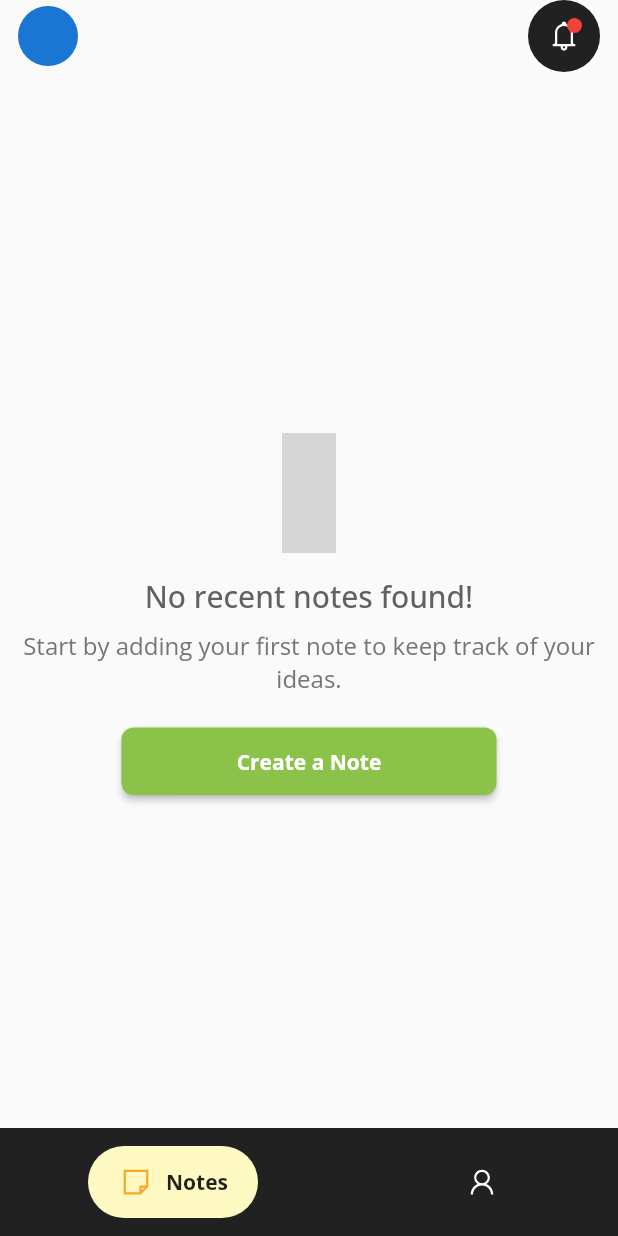
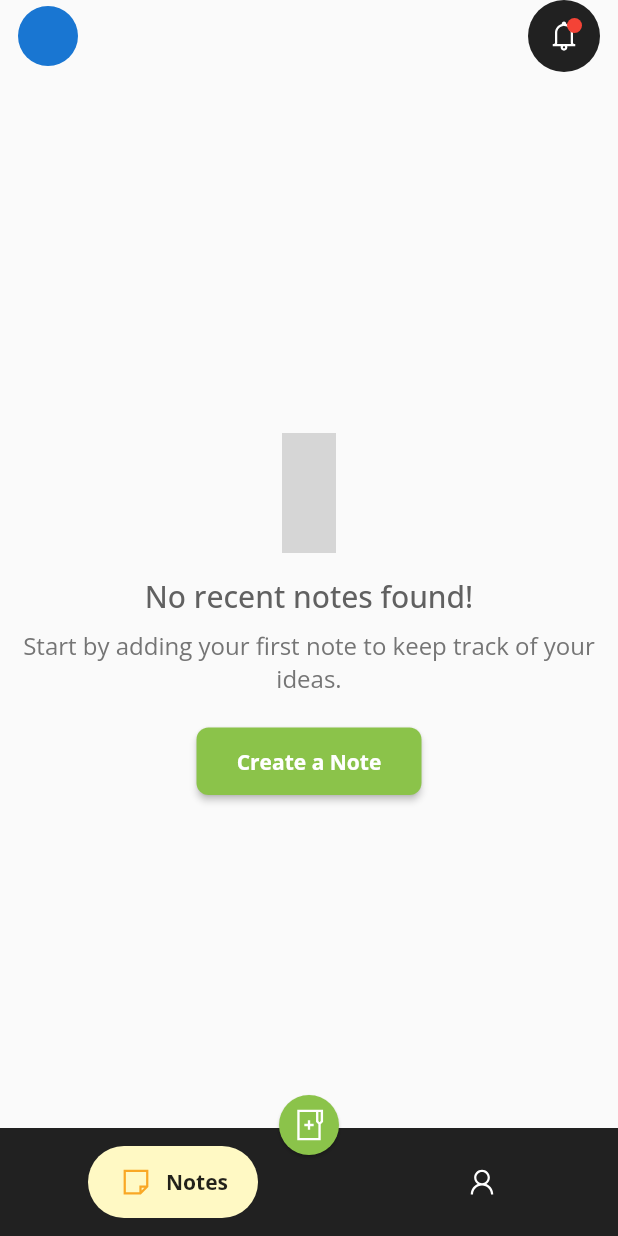
Before and after one commit to asifbabur/Advanced_Notes_App, a Flutter app: the screen it shows once a user with an empty profile is signed in, on a phone screen of 412 x 824 dp. Run offline on Flutter 3.47's test engine with Material 3 defaults, Android fonts, the phone set to English and light mode, and no system bars; drawn by our look-alikes of flutter_platform_widgets, google_nav_bar; our stand-ins replace cloud_firestore, firebase_analytics, firebase_auth, firebase_core, flutter_riverpod, freezed_annotation and 8 more; accounts and stored records are empty; generated files the repository leaves out were written again; grey boxes are pictures that could not be loaded.

````diff
--- a/lib/app_router.dart
+++ b/lib/app_router.dart
@@ -5,7 +5,11 @@ import 'package:my_notes_flutter/common/bottom_nav_screen.dart';
 import 'package:my_notes_flutter/core/local_storage_manager.dart';
 import 'package:my_notes_flutter/feautures/auth/presentation/pages/auth_page.dart';
 import 'package:my_notes_flutter/feautures/auth/presentation/providers/auth_provider.dart';
+import 'package:my_notes_flutter/feautures/home/data/models/note.dart';
+import 'package:my_notes_flutter/feautures/home/presentation/pages/home_page.dart';
+import 'package:my_notes_flutter/feautures/home/presentation/pages/notes_page.dart';
 import 'package:my_notes_flutter/feautures/onboarding/presentation/onboarding_page.dart';
+import 'package:my_notes_flutter/feautures/profile/presentation/profile_screen.dart';
 
 class AppRouter {
   final GoRouter router;
@@ -17,6 +21,8 @@ class AppRouter {
             ref.read(localStorageServiceProvider).isOnboardingComplete
                 ? AuthPage.pagePath
                 : OnboardingPage.pagePath,
+
+        /// ✅ **Handle Redirection (Onboarding, Auth, and Main Navigation)**
         redirect: (context, state) {
           final authState = ref.read(authStateProvider);
           final isLoggedIn = authState.when(
@@ -26,38 +32,73 @@ class AppRouter {
           );
           final isOnboardingComplete =
               ref.read(localStorageServiceProvider).isOnboardingComplete;
+          final currentPath = state.uri.toString();
 
-          if (!isOnboardingComplete &&
-              state.uri.toString() != OnboardingPage.pagePath) {
+          if (!isOnboardingComplete && currentPath != OnboardingPage.pagePath) {
             return OnboardingPage.pagePath;
           }
           if (!isLoggedIn &&
-              state.uri.toString() != AuthPage.pagePath &&
+              currentPath != AuthPage.pagePath &&
               isOnboardingComplete) {
             return AuthPage.pagePath;
           }
           if (isLoggedIn &&
-              (state.uri.toString() == AuthPage.pagePath ||
-                  state.uri.toString() == OnboardingPage.pagePath)) {
-            return MainScreen.pagePath;
+              (currentPath == AuthPage.pagePath ||
+                  currentPath == OnboardingPage.pagePath)) {
+            return '/main/notes';
+          }
+          if (currentPath == '/main') {
+            return '/main/notes';
           }
           return null;
         },
+
         routes: [
           GoRoute(
             path: OnboardingPage.pagePath,
             builder: (context, state) => const OnboardingPage(),
           ),
+
           GoRoute(
             path: AuthPage.pagePath,
             builder: (context, state) => const AuthPage(),
           ),
+
           GoRoute(
-            path: MainScreen.pagePath,
-            builder: (context, state) => const MainScreen(),
+            path: AddEditNotePage.pagePath,
+            builder: (context, state) {
+              final args = state.extra as Map<String, dynamic>? ?? {};
+              return AddEditNotePage(
+                isEdit: args['isEdit'] ?? false,
+                note: args['note'] as Note?,
+              );
+            },
           ),
-          // Fallback route, redirect to MainScreen
-          GoRoute(path: '/', builder: (context, state) => const MainScreen()),
+
+          StatefulShellRoute.indexedStack(
+            builder: (context, state, navigationShell) {
+              return MainScreen(navigationShell: navigationShell);
+            },
+            branches: [
+              StatefulShellBranch(
+                routes: [
+                  GoRoute(
+                    path: '/main/notes',
+                    builder: (context, state) => const HomePage(),
+                  ),
+                ],
+              ),
+
+              StatefulShellBranch(
+                routes: [
+                  GoRoute(
+                    path: '/main/profile',
+                    builder: (context, state) => const ProfileScreen(),
+                  ),
+                ],
+              ),
+            ],
+          ),
         ],
       );
 }
--- a/lib/common/bottom_nav_screen.dart
+++ b/lib/common/bottom_nav_screen.dart
@@ -1,45 +1,33 @@
 import 'package:flutter/material.dart';
 import 'package:flutter/services.dart';
+import 'package:go_router/go_router.dart';
 import 'package:google_fonts/google_fonts.dart';
 import 'package:google_nav_bar/google_nav_bar.dart';
 import 'package:line_icons/line_icons.dart';
-import 'package:my_notes_flutter/feautures/notes/presentation/pages/notes_page.dart';
-import 'package:my_notes_flutter/feautures/profile/presentation/profile_screen.dart';
+import 'package:my_notes_flutter/core/constants.dart';
+import 'package:my_notes_flutter/feautures/home/presentation/pages/notes_page.dart';
 
-class MainScreen extends StatefulWidget {
+class MainScreen extends StatelessWidget {
   static const pagePath = '/main';
+  final StatefulNavigationShell navigationShell;
 
-  const MainScreen({super.key});
+  const MainScreen({super.key, required this.navigationShell});
 
-  @override
-  _MainScreenState createState() => _MainScreenState();
-}
-
-class _MainScreenState extends State<MainScreen> {
-  int _selectedIndex = 0;
-  // If you plan to call functions from NotesPage, convert it to a stateful widget with a GlobalKey.
-  final GlobalKey<NotesPageState> notesPageKey = GlobalKey<NotesPageState>();
-
-  final List<Widget> _screens = [];
-
-  @override
-  void initState() {
-    super.initState();
-    _screens.addAll([
-      // Ensure your NotesPage is converted to a ConsumerStatefulWidget that provides a NotesPageState
-      NotesPage(key: notesPageKey),
-      const ProfileScreen(),
-    ]);
+  void _onAddButtonPressed(BuildContext context) {
+    context.push(AddEditNotePage.pagePath, extra: {'isEdit': false});
   }
 
   @override
   Widget build(BuildContext context) {
     return AnnotatedRegion<SystemUiOverlayStyle>(
       value: SystemUiOverlayStyle(systemNavigationBarColor: Colors.black87),
-      child: Scaffold(
-        body: SafeArea(child: _screens[_selectedIndex]),
+      child: Stack(
+        alignment: Alignment.bottomCenter,
+        children: [
+          Scaffold(
+            body: navigationShell, // This maintains state across tabs
             bottomNavigationBar: GNav(
-          tabMargin: EdgeInsets.all(12),
+              tabMargin: const EdgeInsets.all(12),
               backgroundColor: Colors.black87,
               mainAxisAlignment: MainAxisAlignment.spaceAround,
               rippleColor: Colors.grey.shade300,
@@ -52,12 +40,8 @@ class _MainScreenState extends State<MainScreen> {
               color: Colors.white,
               iconSize: 24,
               padding: const EdgeInsets.symmetric(horizontal: 20, vertical: 12),
-          selectedIndex: _selectedIndex,
-          onTabChange: (index) {
-            setState(() {
-              _selectedIndex = index;
-            });
-          },
+              selectedIndex: navigationShell.currentIndex,
+              onTabChange: (index) => navigationShell.goBranch(index),
               tabs: [
                 GButton(
                   icon: LineIcons.stickyNote,
@@ -86,7 +70,25 @@ class _MainScreenState extends State<MainScreen> {
               ],
             ),
           ),
+          if (navigationShell.currentIndex == 0)
+            Positioned(
+              bottom: 50,
+              child: FloatingActionButton(
+                mini: true,
+                clipBehavior: Clip.antiAlias,
+                onPressed: () => _onAddButtonPressed(context),
+                backgroundColor: AppColors.greenButtonColor,
+                elevation: 1,
+                shape: const CircleBorder(eccentricity: .32),
+                child: const Icon(
+                  LineIcons.folderPlus,
+                  color: Colors.white,
+                  size: 25,
+                ),
+              ),
+            ),
+        ],
+      ),
     );
-    // Optionally, add a floating action button in the middle of the nav bar if desired\n      // For instance, if you want an "Add Note" button:\n      // floatingActionButton: FloatingActionButton(\n      //   onPressed: () => notesPageKey.currentState?.addNewNote(),\n      //   child: Icon(Icons.add),\n      // ),\n      // floatingActionButtonLocation: FloatingActionButtonLocation.centerDocked,\n    );\n  }\n}\n```
   }
 }
--- a/lib/feautures/notes/data/source/notes_data_source.dart
+++ b/lib/feautures/home/data/source/notes_data_source.dart
@@ -1,5 +1,5 @@
 import 'package:cloud_firestore/cloud_firestore.dart';
-import 'package:my_notes_flutter/feautures/notes/data/models/note.dart';
+import 'package:my_notes_flutter/feautures/home/data/models/note.dart';
 
 class FirebaseNotesDataSource {
   final FirebaseFirestore _firestore = FirebaseFirestore.instance;
--- a/lib/feautures/notes/domain/repositories/notes_repo_impl.dart
+++ b/lib/feautures/home/domain/repositories/notes_repo_impl.dart
@@ -1,7 +1,7 @@
-import 'package:my_notes_flutter/feautures/notes/data/models/note.dart';
-import 'package:my_notes_flutter/feautures/notes/data/source/notes_data_source.dart';
+import 'package:my_notes_flutter/feautures/home/data/models/note.dart';
+import 'package:my_notes_flutter/feautures/home/data/source/notes_data_source.dart';
 
-import '../../domain/repositories/notes_repository.dart';
+import 'notes_repository.dart';
 
 class NotesRepositoryImpl implements NotesRepository {
   final FirebaseNotesDataSource dataSource;
--- a/lib/feautures/notes/domain/repositories/notes_repository.dart
+++ b/lib/feautures/home/domain/repositories/notes_repository.dart
@@ -1,4 +1,4 @@
-import 'package:my_notes_flutter/feautures/notes/data/models/note.dart';
+import 'package:my_notes_flutter/feautures/home/data/models/note.dart';
 
 abstract class NotesRepository {
   Future<void> createNote(Note note);
--- a/lib/feautures/notes/presentation/pages/notes_page.dart
+++ b/lib/feautures/home/presentation/pages/home_page.dart
@@ -1,38 +1,33 @@
-import 'package:flutter/cupertino.dart';
 import 'package:flutter/material.dart';
-import 'package:flutter/services.dart';
 import 'package:flutter_riverpod/flutter_riverpod.dart';
-import 'package:my_notes_flutter/common/my_text.dart';
+import 'package:go_router/go_router.dart';
 import 'package:my_notes_flutter/core/constants.dart';
-import 'package:my_notes_flutter/feautures/notes/presentation/widgets/no_notes_widget.dart';
-import 'package:my_notes_flutter/feautures/notes/presentation/widgets/profile_header.dart';
-import 'package:my_notes_flutter/feautures/notes/presentation/widgets/recent_note.dart';
-import 'package:my_notes_flutter/feautures/notes/presentation/widgets/tags_scroll.dart';
+import 'package:my_notes_flutter/feautures/home/presentation/pages/notes_page.dart';
+import 'package:my_notes_flutter/feautures/home/presentation/widgets/no_notes_widget.dart';
+import 'package:my_notes_flutter/feautures/home/presentation/widgets/profile_header.dart';
+import 'package:my_notes_flutter/feautures/home/presentation/widgets/recent_note.dart';
+import 'package:my_notes_flutter/feautures/home/presentation/widgets/tags_scroll.dart';
 import 'package:pull_to_refresh_flutter3/pull_to_refresh_flutter3.dart';
-import 'package:my_notes_flutter/feautures/notes/presentation/providers/notes_provider.dart';
-import 'package:my_notes_flutter/feautures/notes/presentation/widgets/note_dialog.dart';
-import 'package:my_notes_flutter/feautures/notes/presentation/widgets/notes_list.dart';
+import 'package:my_notes_flutter/feautures/home/presentation/providers/notes_provider.dart';
+import 'package:my_notes_flutter/feautures/home/presentation/widgets/notes_list.dart';
 
-class NotesPage extends ConsumerStatefulWidget {
+class HomePage extends ConsumerStatefulWidget {
   static const pageName = 'notes';
   static const pagePath = '/notes';
 
-  const NotesPage({super.key});
+  const HomePage({super.key});
 
   @override
-  NotesPageState createState() => NotesPageState();
+  HomePageState createState() => HomePageState();
 }
 
-class NotesPageState extends ConsumerState<NotesPage> {
+class HomePageState extends ConsumerState<HomePage> {
   final RefreshController refreshController = RefreshController(
     initialRefresh: false,
   );
 
   void addNewNote() {
-    showDialog(
-      context: context,
-      builder: (context) => AddEditNoteDialog(ref: ref, isEdit: false),
-    );
+    context.push(AddEditNotePage.pagePath, extra: {'isEdit': false});
   }
 
   @override
--- a/lib/feautures/notes/presentation/providers/notes_provider.dart
+++ b/lib/feautures/home/presentation/providers/notes_provider.dart
@@ -1,7 +1,7 @@
 import 'package:flutter_riverpod/flutter_riverpod.dart';
-import 'package:my_notes_flutter/feautures/notes/data/models/note.dart';
-import 'package:my_notes_flutter/feautures/notes/data/source/notes_data_source.dart';
-import 'package:my_notes_flutter/feautures/notes/domain/repositories/notes_repo_impl.dart';
+import 'package:my_notes_flutter/feautures/home/data/models/note.dart';
+import 'package:my_notes_flutter/feautures/home/data/source/notes_data_source.dart';
+import 'package:my_notes_flutter/feautures/home/domain/repositories/notes_repo_impl.dart';
 import 'package:riverpod_annotation/riverpod_annotation.dart';
 
 part 'notes_provider.g.dart';
--- a/lib/feautures/notes/presentation/widgets/no_notes_widget.dart
+++ b/lib/feautures/home/presentation/widgets/no_notes_widget.dart
@@ -2,12 +2,13 @@ import 'package:flutter/cupertino.dart';
 import 'package:flutter/material.dart';
 import 'package:flutter_platform_widgets/flutter_platform_widgets.dart';
 import 'package:flutter_riverpod/flutter_riverpod.dart';
+import 'package:go_router/go_router.dart';
 import 'package:line_icons/line_icons.dart';
 import 'package:my_notes_flutter/common/my_button.dart';
 import 'package:my_notes_flutter/common/my_text.dart';
 import 'package:my_notes_flutter/core/constants.dart';
-import 'package:my_notes_flutter/feautures/notes/presentation/providers/notes_provider.dart';
-import 'package:my_notes_flutter/feautures/notes/presentation/widgets/note_dialog.dart';
+import 'package:my_notes_flutter/feautures/home/presentation/pages/notes_page.dart';
+import 'package:my_notes_flutter/feautures/home/presentation/providers/notes_provider.dart';
 
 class NoNotes extends ConsumerWidget {
   const NoNotes({super.key});
@@ -17,7 +18,11 @@ class NoNotes extends ConsumerWidget {
     return Column(
       mainAxisAlignment: MainAxisAlignment.center,
       children: [
-        Icon(LineIcons.stickyNoteAlt, size: 80, color: Colors.grey[400]),
+        Icon(
+          LineIcons.stickyNoteAlt,
+          size: 80,
+          color: Colors.yellowAccent[700],
+        ),
         SizedBox(height: 16),
         MyText(
           'No recent notes found!',
@@ -36,13 +41,15 @@ class NoNotes extends ConsumerWidget {
         SizedBox(height: 20),
         MyButton(
           fontSize: 14,
+          size: Size(150, 45),
           buttonColor: AppColors.greenButtonColor,
           text: 'Create a Note',
           onPressed: () {
-            showPlatformDialog(
-              context: context,
-              builder: (context) => AddEditNoteDialog(ref: ref, isEdit: false),
-            );
+            context.push(
+  AddEditNotePage.pagePath,
+  extra: {'isEdit': false},
+);
+
             ref.invalidate(notesControllerProvider);
           },
         ),
--- a/lib/feautures/notes/presentation/widgets/recent_note.dart
+++ b/lib/feautures/home/presentation/widgets/recent_note.dart
@@ -2,8 +2,8 @@ import 'package:flutter/material.dart';
 import 'package:flutter_riverpod/flutter_riverpod.dart';
 import 'package:my_notes_flutter/common/my_text.dart';
 import 'package:my_notes_flutter/core/constants.dart';
-import 'package:my_notes_flutter/feautures/notes/presentation/providers/notes_provider.dart';
-import 'package:my_notes_flutter/feautures/notes/presentation/widgets/notes_list.dart';
+import 'package:my_notes_flutter/feautures/home/presentation/providers/notes_provider.dart';
+import 'package:my_notes_flutter/feautures/home/presentation/widgets/notes_list.dart';
 
 class RecentNote extends ConsumerStatefulWidget {
   const RecentNote({super.key});
--- a/lib/feautures/notes/presentation/widgets/tags_scroll.dart
+++ b/lib/feautures/home/presentation/widgets/tags_scroll.dart
@@ -1,7 +1,7 @@
 import 'package:flutter/material.dart';
 import 'package:flutter_riverpod/flutter_riverpod.dart';
 import 'package:my_notes_flutter/common/my_text.dart';
-import 'package:my_notes_flutter/feautures/notes/presentation/providers/notes_provider.dart';
+import 'package:my_notes_flutter/feautures/home/presentation/providers/notes_provider.dart';
 
 class TagsScroll extends ConsumerStatefulWidget {
   const TagsScroll({super.key});
````
Also changed, not shown: lib/common/my_textformfield.dart (+9 -3 lines), lib/feautures/home/presentation/pages/notes_page.dart (added, +190 -0 lines), lib/feautures/home/presentation/widgets/notes_list.dart (renamed from lib/feautures/notes/presentation/widgets/notes_list.dart, +12 -10 lines), lib/feautures/notes/presentation/widgets/note_dialog.dart (deleted, +0 -179 lines), lib/feautures/profile/presentation/profile_screen.dart (+109 -7 lines), lib/feautures/home/data/models/note.dart (renamed from lib/feautures/notes/data/models/note.dart), lib/feautures/home/data/models/note.freezed.dart (renamed from lib/feautures/notes/data/models/note.freezed.dart), lib/feautures/home/data/models/note.g.dart (renamed from lib/feautures/notes/data/models/note.g.dart), lib/feautures/home/presentation/providers/notes_provider.g.dart (renamed from lib/feautures/notes/presentation/providers/notes_provider.g.dart), lib/feautures/home/presentation/widgets/profile_header.dart (renamed from lib/feautures/notes/presentation/widgets/profile_header.dart). Lines whose indentation alone changed are shown as unchanged.
